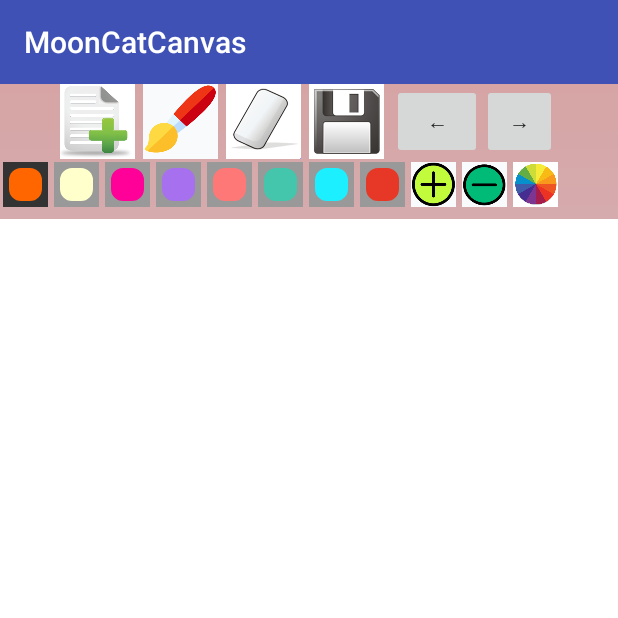
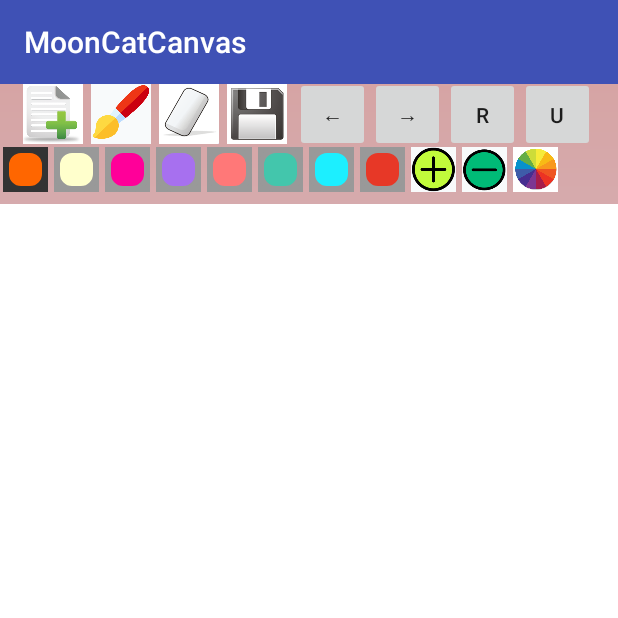
Before and after one commit to PhuongKDo/Drawing-Android-Application, an Android app: the ModeSoloDraw screen opened directly, with no data from a screen before it, on a phone screen of 412 x 824 dp, the top half of it. Run offline under Robolectric (Android 15) with nearby library versions, the phone set to English and light mode, and no system bars; libraries missing offline, so code that uses them is left out: yuku.ambilwarna.

```diff
--- a/app/src/main/java/com/example/fatla/mooncatcanvas/DrawingView.java
+++ b/app/src/main/java/com/example/fatla/mooncatcanvas/DrawingView.java
@@ -13,6 +13,8 @@ import android.util.TypedValue;
 import android.view.MotionEvent;
 import android.view.View;
 
+import java.util.ArrayList;
+
 public class DrawingView extends View {
 
     private Path drawPath;
@@ -23,6 +25,10 @@ public class DrawingView extends View {
     private Bitmap canvasBitmap;
     private float brushSize, lastBrushSize;
     private Integer currentBrushSize = 5;
+
+    private ArrayList<Path> mPaths;
+    private ArrayList<Path> undonePaths = new ArrayList<Path>();
+    private ArrayList<Paint> mPaints;
 
     public DrawingView(Context context, AttributeSet attrs) {
         super(context, attrs);
@@ -56,21 +62,61 @@ public class DrawingView extends View {
     }
     @Override
     protected void onDraw(Canvas canvas) {
+        super.onDraw(canvas);
+
         canvas.drawBitmap(canvasBitmap, 0, 0, canvasPaint);
-        canvas.drawPath(drawPath, drawPaint);
+//        canvas.drawPath(drawPath, drawPaint);
+
+        for (int i = 0; i < mPaths.size(); ++i)
+            canvas.drawPath(mPaths.get(i), mPaints.get(i));
     }
+    private void addPath(boolean fill)
+    {
+        drawPath = new Path();
+        mPaths.add(drawPath);
+
+        drawPaint = new Paint();
+        mPaints.add(drawPaint);
+
+        drawPaint.setColor(paintColor);
+        drawPaint.setAntiAlias(true);
+        drawPaint.setStrokeWidth(currentBrushSize);
+        drawPaint.setStyle(Paint.Style.STROKE);
+        drawPaint.setStrokeJoin(Paint.Join.ROUND);
+        drawPaint.setStrokeCap(Paint.Cap.ROUND);
+        canvasPaint = new Paint(Paint.DITHER_FLAG);
+    }
+
+    public void onClickUndo() {
+        if (mPaths.size() > 0) {
+            undonePaths.add(mPaths.remove(mPaths.size() - 1));
+            invalidate();
+        }
+        else{}
+    }
+    // when you click redo
+    public void onClickRedo() {
+        if (undonePaths.size() > 0) {
+            mPaths.add(undonePaths.remove(undonePaths.size() - 1));
+            invalidate();
+        }
+        else{}
+    }
+
     @Override
     public boolean onTouchEvent(MotionEvent event) {
         float touchX = event.getX();
         float touchY = event.getY();
         switch (event.getAction()){
             case MotionEvent.ACTION_DOWN:
+                this.addPath(true);
                 drawPath.moveTo(touchX, touchY);
                 break;
             case MotionEvent.ACTION_MOVE:
                 drawPath.lineTo(touchX, touchY);
                 break;
             case MotionEvent.ACTION_UP:
+                this.addPath(true);
                 drawCanvas.drawPath(drawPath, drawPaint);
                 drawPath.reset();
                 break;
@@ -100,8 +146,14 @@ public class DrawingView extends View {
         drawPaint.setColor(paintColor);
     }
     public void setupDrawing(){
+        this.mPaths = new ArrayList<Path>();
+        this.mPaints = new ArrayList<Paint>();
+
+        this.addPath(false);
+
+        drawPaint = new Paint();
         drawPath = new Path();
-        drawPaint = new Paint();
+
         drawPaint.setColor(paintColor);
         drawPaint.setAntiAlias(true);
         drawPaint.setStrokeWidth(currentBrushSize);
@@ -109,6 +161,7 @@ public class DrawingView extends View {
         drawPaint.setStrokeJoin(Paint.Join.ROUND);
         drawPaint.setStrokeCap(Paint.Cap.ROUND);
         canvasPaint = new Paint(Paint.DITHER_FLAG);
+
         brushSize = 10;
         lastBrushSize = brushSize;
         drawPaint.setStrokeWidth(brushSize);
--- a/app/src/main/java/com/example/fatla/mooncatcanvas/ModeSoloDraw.java
+++ b/app/src/main/java/com/example/fatla/mooncatcanvas/ModeSoloDraw.java
@@ -6,11 +6,14 @@ import android.provider.MediaStore;
 import android.support.v7.app.AlertDialog;
 import android.support.v7.app.AppCompatActivity;
 import android.view.View;
+import android.view.ViewGroup;
 import android.widget.Button;
 import android.widget.ImageButton;
 import android.widget.ImageSwitcher;
+import android.widget.ImageView;
 import android.widget.LinearLayout;
 import android.widget.Toast;
+import android.widget.ViewSwitcher;
 
 import java.util.UUID;
 
@@ -23,7 +26,7 @@ public class ModeSoloDraw extends AppCompatActivity implements View.OnClickListe
     private String currColor;
     public int pcolor =0xFF660000;
 
-    private Button next, prev;
+    private Button next, prev, redobtn, undobtn;
     ImageSwitcher imageSwitcher;
     Integer[] images = {R.drawable.image_8,R.drawable.image_1, R.drawable.image_2, R.drawable.image_3,
             R.drawable.image_4, R.drawable.image_5, R.drawable.image_6, R.drawable.image_7,
@@ -48,6 +51,9 @@ public class ModeSoloDraw extends AppCompatActivity implements View.OnClickListe
         next = (Button)findViewById(R.id.b_next);
         prev = (Button)findViewById(R.id.b_prev);
 
+        redobtn = (Button)findViewById(R.id.redo);
+        undobtn = (Button)findViewById(R.id.undo);
+
         LinearLayout paintLayout = (LinearLayout)findViewById(R.id.paint_colors);
         currpaint = (ImageButton)paintLayout.getChildAt(0);
 
@@ -61,6 +67,10 @@ public class ModeSoloDraw extends AppCompatActivity implements View.OnClickListe
         increase.setOnClickListener(this);
         decrease.setOnClickListener(this);
 
+        //redo and undo buttons
+        redobtn.setOnClickListener(this);
+        undobtn.setOnClickListener(this);
+
         // launch color wheel
         ImageButton cwheel = (ImageButton)findViewById(R.id.cwheel_btn);
         cwheel.setOnClickListener(new View.OnClickListener() {
@@ -70,7 +80,21 @@ public class ModeSoloDraw extends AppCompatActivity implements View.OnClickListe
             }
         });
 
-        // image switcher
+        //setup image switcher
+        imageSwitcher = (ImageSwitcher) findViewById(R.id.imageSwitcher);
+
+        imageSwitcher.setFactory(new ViewSwitcher.ViewFactory(){
+            public View makeView(){
+                ImageView imageView = new ImageView(getApplicationContext());
+                imageView.setScaleType(ImageView.ScaleType.CENTER_INSIDE);
+                imageView.setLayoutParams(
+                        new ImageSwitcher.LayoutParams(ViewGroup.LayoutParams.MATCH_PARENT,
+                                ViewGroup.LayoutParams.MATCH_PARENT));
+                return imageView;
+            }
+        });
+
+        // image switcher listener
         next.setOnClickListener(this);
         prev.setOnClickListener(this);
         prev.setOnClickListener(new View.OnClickListener() {
@@ -92,6 +116,18 @@ public class ModeSoloDraw extends AppCompatActivity implements View.OnClickListe
             }
         });
 
+        redobtn.setOnClickListener(new View.OnClickListener() {
+            @Override
+            public void onClick(View v) {
+                drawView.onClickRedo();
+            }
+        });
+        undobtn.setOnClickListener(new View.OnClickListener() {
+            @Override
+            public void onClick(View v) {
+                drawView.onClickUndo();
+            }
+        });
     }
 
     public void paintClicked(View view) {
--- a/app/src/main/res/layout/activity_drawing.xml
+++ b/app/src/main/res/layout/activity_drawing.xml
@@ -13,25 +13,25 @@
         android:orientation="horizontal"
         android:layout_gravity="center"
         android:layout_width="wrap_content"
-        android:layout_height="50dp">
+        android:layout_height="40dp">
 
         <ImageButton
             android:id="@+id/new_btn"
-            android:layout_width="50dp"
+            android:layout_width="40dp"
             android:layout_height="fill_parent"
             android:layout_marginRight="5dp"
             android:background="@drawable/new_pic"
             android:contentDescription="@string/start_now" />
         <ImageButton
             android:id="@+id/draw_btn"
-            android:layout_width="50dp"
+            android:layout_width="40dp"
             android:layout_height="fill_parent"
             android:layout_marginRight="5dp"
             android:background="@drawable/brush2"
             android:contentDescription="@string/start_now" />
         <ImageButton
             android:id="@+id/erase_btn"
-            android:layout_width="50dp"
+            android:layout_width="40dp"
             android:background="@drawable/eraser"
             android:layout_marginRight="5dp"
             android:layout_height="fill_parent"
@@ -39,13 +39,13 @@
         <ImageButton
             android:id="@+id/save_btn"
             android:background="@drawable/save"
-            android:layout_width="50dp"
+            android:layout_width="40dp"
             android:layout_marginRight="5dp"
             android:layout_height="fill_parent"
             android:contentDescription="@string/start_now" />
         <Button
             android:id="@+id/b_prev"
-            android:layout_width="60dp"
+            android:layout_width="50dp"
             android:layout_height="50dp"
             android:layout_alignParentBottom="true"
             android:text="←" />
@@ -53,10 +53,20 @@
             android:id="@+id/b_next"
             android:layout_width="50dp"
             android:layout_height="50dp"
-            android:layout_alignParentBottom="true"
-            android:layout_toEndOf="@+id/b_prev"
             android:layout_toRightOf="@+id/b_prev"
             android:text="→" />
+        <Button
+            android:id="@+id/redo"
+            android:layout_width="50dp"
+            android:layout_height="50dp"
+            android:layout_alignParentBottom="true"
+            android:text="R" />
+        <Button
+            android:id="@+id/undo"
+            android:layout_width="50dp"
+            android:layout_height="50dp"
+            android:layout_toRightOf="@+id/b_prev"
+            android:text="U" />
     </LinearLayout>
 
     <RelativeLayout
@@ -176,5 +186,4 @@
             android:layout_height="30dp"/>
     </LinearLayout>
     </RelativeLayout>
-
 </LinearLayout>
```
